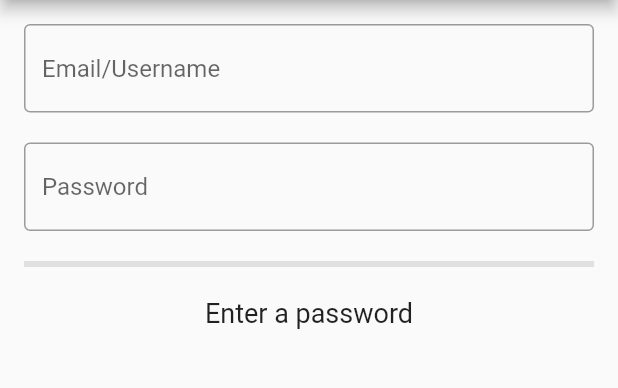
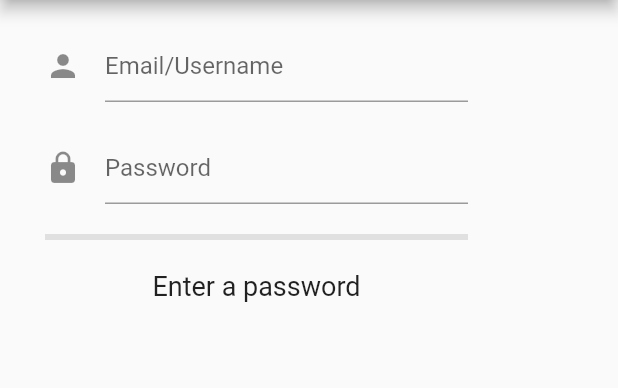
Before and after one commit to busrakanbur/flutter-login, a Flutter app: the screen it shows after launch, on a phone screen of 412 x 824 dp, the part 84-472 px from its top. Run offline on Flutter 3.47's test engine with Material 2 defaults, Android fonts, the phone set to English and light mode, and no system bars; our stand-ins replace get.

Commit message:
design updated: padding

```diff
--- a/lib/app/modules/home/views/home_view.dart
+++ b/lib/app/modules/home/views/home_view.dart
@@ -13,12 +13,14 @@ class HomeView extends GetView<HomeController> {
         centerTitle: true,
       ),
       body: Padding(
-        padding: EdgeInsets.all(16),
+        padding: EdgeInsets.only(right: 100, top: 20, left: 30),
         child: Column(children: [
           TextField(
             onChanged: (value) {},
             decoration: const InputDecoration(
-                border: OutlineInputBorder(), hintText: 'Email/Username'),
+                icon: Icon(Icons.person),
+                border: UnderlineInputBorder(),
+                hintText: 'Email/Username'),
           ),
           SizedBox(
             height: 20,
@@ -29,7 +31,9 @@ class HomeView extends GetView<HomeController> {
             },
             obscureText: true,
             decoration: const InputDecoration(
-                border: OutlineInputBorder(), hintText: 'Password'),
+                icon: Icon(Icons.lock),
+                border: UnderlineInputBorder(),
+                hintText: 'Password'),
           ),
           SizedBox(
             height: 20,
```
